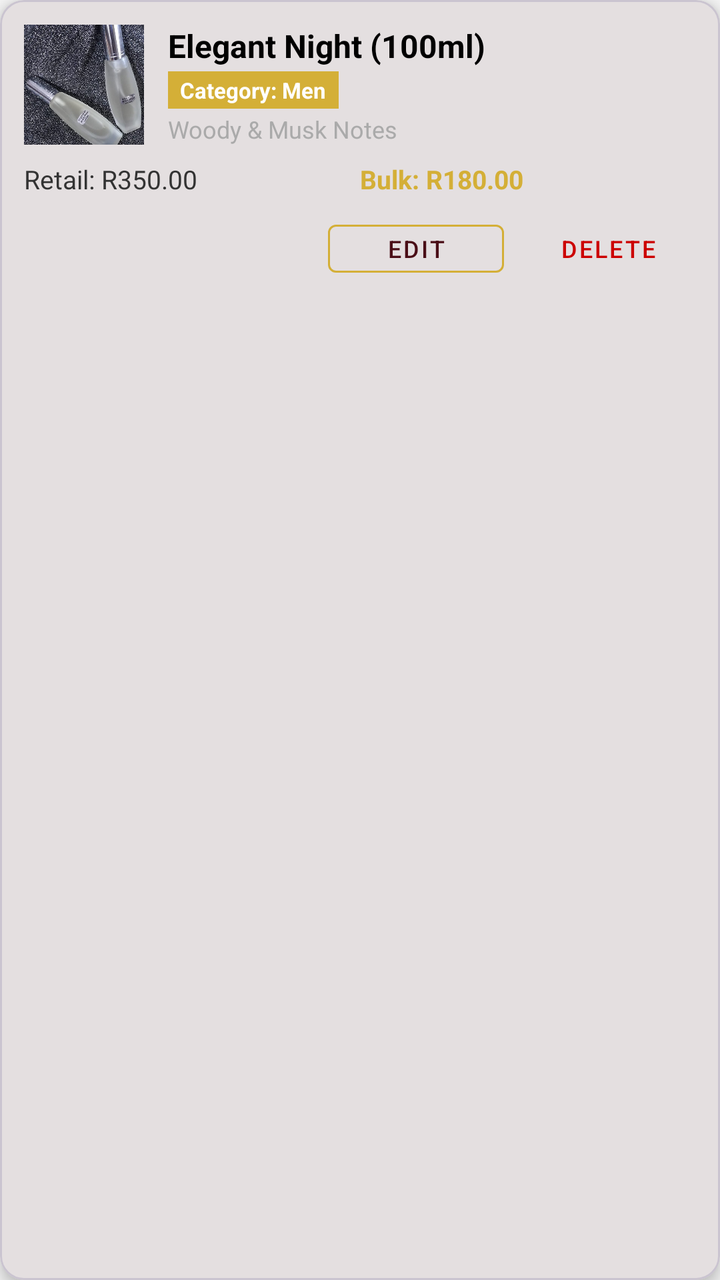
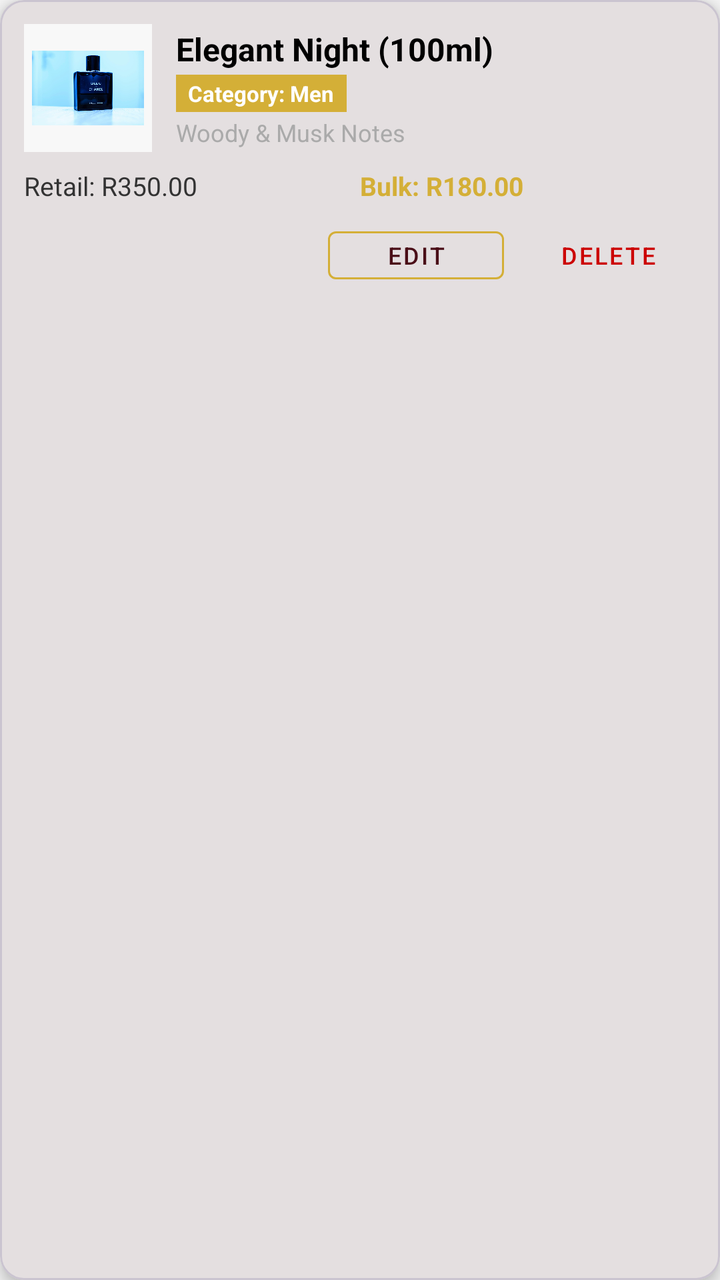

Compare the two renders of this Android layout. The source of the first and the diff that turns it into the second are given below.
<!-- AndroidManifest.xml: application theme Theme.MSTPerfumes -->
<!-- res/layout/item_admin_product.xml -->
<?xml version="1.0" encoding="utf-8"?>
<com.google.android.material.card.MaterialCardView xmlns:android="http://schemas.android.com/apk/res/android"
    xmlns:app="http://schemas.android.com/apk/res-auto"
    android:layout_width="match_parent"
    android:layout_height="wrap_content"
    android:layout_margin="8dp"
    app:cardCornerRadius="12dp"
    app:cardElevation="4dp">

    <LinearLayout
        android:layout_width="match_parent"
        android:layout_height="wrap_content"
        android:orientation="vertical"
        android:padding="12dp">

        <LinearLayout
            android:layout_width="match_parent"
            android:layout_height="wrap_content"
            android:gravity="center_vertical"
            android:orientation="horizontal">

            <ImageView
                android:id="@+id/ivAdminProductImage"
                android:layout_width="60dp"
                android:layout_height="60dp"
                android:scaleType="centerCrop"
                android:src="@drawable/elegant_night" />

            <LinearLayout
                android:layout_width="0dp"
                android:layout_height="wrap_content"
                android:layout_marginStart="12dp"
                android:layout_weight="1"
                android:orientation="vertical">

                <TextView
                    android:id="@+id/tvAdminProductName"
                    android:layout_width="wrap_content"
                    android:layout_height="wrap_content"
                    android:text="Elegant Night (100ml)"
                    android:textColor="@android:color/black"
                    android:textSize="16sp"
                    android:textStyle="bold" />

                <TextView
                    android:id="@+id/tvAdminCategory"
                    android:layout_width="wrap_content"
                    android:layout_height="wrap_content"
                    android:layout_marginTop="2dp"
                    android:background="#D4AF37"
                    android:paddingHorizontal="6dp"
                    android:paddingVertical="2dp"
                    android:text="Category: Men"
                    android:textColor="@android:color/white"
                    android:textSize="11sp"
                    android:textStyle="bold" />

                <TextView
                    android:id="@+id/tvAdminScentProfile"
                    android:layout_width="wrap_content"
                    android:layout_height="wrap_content"
                    android:layout_marginTop="2dp"
                    android:text="Woody &amp; Musk Notes"
                    android:textColor="@android:color/darker_gray"
                    android:textSize="12sp" />

            </LinearLayout>

        </LinearLayout>

        <LinearLayout
            android:layout_width="match_parent"
            android:layout_height="wrap_content"
            android:layout_marginTop="8dp"
            android:orientation="horizontal">

            <TextView
                android:id="@+id/tvAdminRetailPrice"
                android:layout_width="0dp"
                android:layout_height="wrap_content"
                android:layout_weight="1"
                android:text="Retail: R350.00"
                android:textColor="#333333"
                android:textSize="13sp" />

            <TextView
                android:id="@+id/tvAdminBulkPrice"
                android:layout_width="0dp"
                android:layout_height="wrap_content"
                android:layout_weight="1"
                android:text="Bulk: R180.00"
                android:textColor="#D4AF37"
                android:textSize="13sp"
                android:textStyle="bold" />

        </LinearLayout>

        <LinearLayout
            android:layout_width="match_parent"
            android:layout_height="wrap_content"
            android:layout_marginTop="8dp"
            android:gravity="end"
            android:orientation="horizontal">

            <Button
                android:id="@+id/btnEditProduct"
                style="@style/Widget.MaterialComponents.Button.OutlinedButton"
                android:layout_width="wrap_content"
                android:layout_height="36dp"
                android:layout_marginEnd="8dp"
                android:paddingHorizontal="12dp"
                android:paddingVertical="0dp"
                android:text="Edit"
                android:textSize="12sp"
                app:strokeColor="#D4AF37" />

            <Button
                android:id="@+id/btnDeleteProduct"
                style="@style/Widget.MaterialComponents.Button.TextButton"
                android:layout_width="wrap_content"
                android:layout_height="36dp"
                android:paddingHorizontal="12dp"
                android:paddingVertical="0dp"
                android:text="Delete"
                android:textColor="@android:color/holo_red_dark"
                android:textSize="12sp" />

        </LinearLayout>

    </LinearLayout>

</com.google.android.material.card.MaterialCardView>
<!-- resources referenced by this layout -->
<resources>
  <!-- drawable elegant_night: jpeg bitmap (drawable, 219217 bytes) -->
  <style name="Theme.MSTPerfumes" parent="Base.Theme.MSTPerfumes" />
  <style name="Base.Theme.MSTPerfumes" parent="Theme.Material3.DayNight.NoActionBar">
          
          <item name="colorPrimary">@color/deep_burgundy</item>
          <item name="colorSecondary">@color/golden_sand</item>
          <item name="android:colorBackground">@color/smoke_white</item>
          <item name="colorSurface">@color/smoke_white</item>
      </style>
  <color name="deep_burgundy">#4A0E17</color>
  <color name="golden_sand">#E5C158</color>
  <color name="smoke_white">#F5F5F5</color>
</resources>

<!-- the commit's change to res/layout/item_admin_product.xml (unified diff, before → after) -->
@@ -21,10 +21,12 @@
 
             <ImageView
                 android:id="@+id/ivAdminProductImage"
-                android:layout_width="60dp"
-                android:layout_height="60dp"
-                android:scaleType="centerCrop"
-                android:src="@drawable/elegant_night" />
+                android:layout_width="64dp"
+                android:layout_height="64dp"
+                android:background="#F8F8F8"
+                android:padding="4dp"
+                android:scaleType="fitCenter"
+                android:src="@drawable/bleu_de_chanel_eau_de_parfum_for_men" />
 
             <LinearLayout
                 android:layout_width="0dp"
<!-- resource entries referenced after the edit -->
@@ -1,6 +1,6 @@
 <!-- resources referenced by this layout -->
 <resources>
-  <!-- drawable elegant_night: jpeg bitmap (drawable, 219217 bytes) -->
+  <!-- drawable bleu_de_chanel_eau_de_parfum_for_men: jpeg bitmap (drawable, 56476 bytes) -->
   <style name="Theme.MSTPerfumes" parent="Base.Theme.MSTPerfumes" />
   <style name="Base.Theme.MSTPerfumes" parent="Theme.Material3.DayNight.NoActionBar">
           
